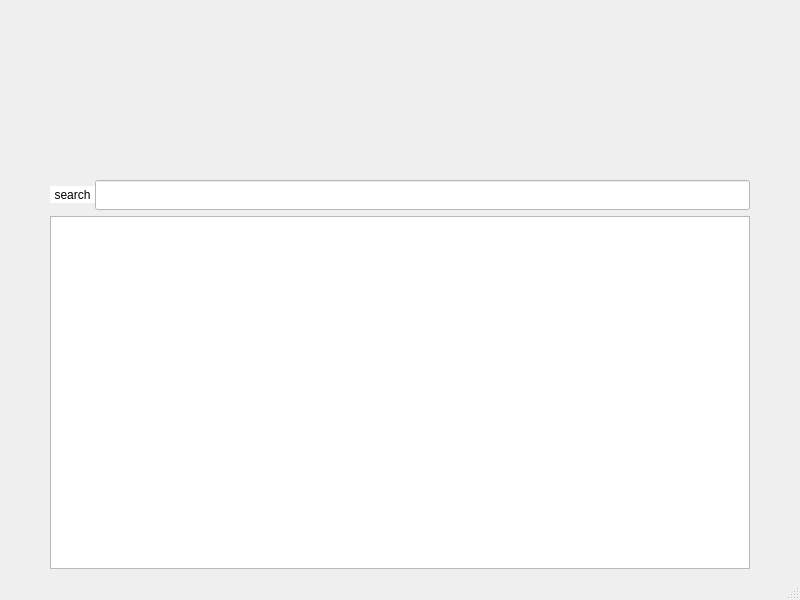
aznszn/searchoverflow, file GUI/searchwindow.ui: the form before one commit.
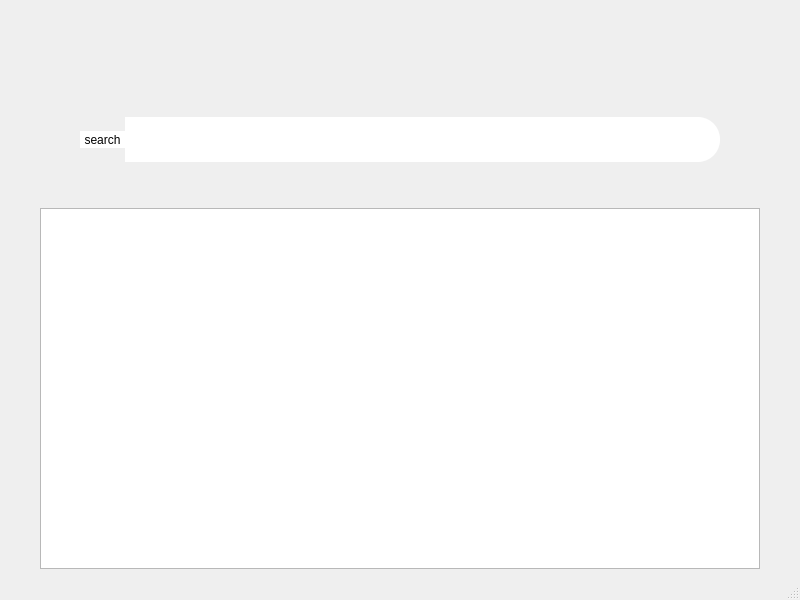
The form after the commit.

Commit message: search optimization + prettier gui

What changed in the file:
```diff
--- a/GUI/searchwindow.ui
+++ b/GUI/searchwindow.ui
@@ -16,19 +16,35 @@
   <widget class="QWidget" name="centralwidget">
    <layout class="QGridLayout" name="gridLayout">
     <property name="leftMargin">
-     <number>50</number>
+     <number>40</number>
     </property>
     <property name="rightMargin">
-     <number>50</number>
+     <number>40</number>
     </property>
-    <item row="1" column="0">
+    <item row="0" column="0">
      <layout class="QVBoxLayout" name="verticalLayout">
-      <item alignment="Qt::AlignHCenter|Qt::AlignTop">
+      <item>
+       <spacer name="verticalSpacer">
+        <property name="orientation">
+         <enum>Qt::Vertical</enum>
+        </property>
+        <property name="sizeType">
+         <enum>QSizePolicy::Minimum</enum>
+        </property>
+        <property name="sizeHint" stdset="0">
+         <size>
+          <width>20</width>
+          <height>40</height>
+         </size>
+        </property>
+       </spacer>
+      </item>
+      <item alignment="Qt::AlignHCenter">
        <widget class="QLabel" name="logo">
         <property name="minimumSize">
          <size>
-          <width>640</width>
-          <height>125</height>
+          <width>320</width>
+          <height>62</height>
          </size>
         </property>
         <property name="text">
@@ -37,6 +53,24 @@
        </widget>
       </item>
       <item>
+       <layout class="QHBoxLayout" name="horizontalLayout_2">
+        <item>
+         <spacer name="horizontalSpacer">
+          <property name="orientation">
+           <enum>Qt::Horizontal</enum>
+          </property>
+          <property name="sizeType">
+           <enum>QSizePolicy::Minimum</enum>
+          </property>
+          <property name="sizeHint" stdset="0">
+           <size>
+            <width>40</width>
+            <height>20</height>
+           </size>
+          </property>
+         </spacer>
+        </item>
+        <item>
        <layout class="QHBoxLayout" name="horizontalLayout">
         <property name="spacing">
          <number>0</number>
@@ -46,7 +80,11 @@
           <property name="styleSheet">
            <string notr="true">background-color: rgb(255, 255, 255);
 background-color: rgb(255, 255, 255);
-border : none;</string>
+border : none;
+border-top-left-radius: 22px;
+border-top-right-radius: 0px;
+border-bottom-left-radius: 22px;
+border-bottom-right-radius: 0px;</string>
           </property>
           <property name="text">
            <string>search</string>
@@ -64,36 +102,66 @@
           <property name="minimumSize">
            <size>
             <width>0</width>
-            <height>30</height>
+              <height>45</height>
            </size>
           </property>
           <property name="styleSheet">
-           <string notr="true">background-color: rgb(255, 255, 255);</string>
+             <string notr="true">background-color: rgb(255, 255, 255);
+font: 18pt &quot;Segoe UI&quot;;
+border-top-left-radius: 0px;
+border-top-right-radius: 22px;
+border-bottom-left-radius: 0px;
+border-bottom-right-radius: 22px;</string>
           </property>
          </widget>
         </item>
        </layout>
       </item>
       <item>
-       <widget class="QListView" name="resultsList"/>
-      </item>
-     </layout>
-    </item>
-    <item row="0" column="0">
-     <spacer name="verticalSpacer">
+         <spacer name="horizontalSpacer_2">
       <property name="orientation">
-       <enum>Qt::Vertical</enum>
+           <enum>Qt::Horizontal</enum>
       </property>
       <property name="sizeType">
        <enum>QSizePolicy::Minimum</enum>
       </property>
       <property name="sizeHint" stdset="0">
        <size>
+            <width>40</width>
+            <height>20</height>
+           </size>
+          </property>
+         </spacer>
+        </item>
+       </layout>
+      </item>
+      <item>
+       <spacer name="verticalSpacer_2">
+        <property name="orientation">
+         <enum>Qt::Vertical</enum>
+        </property>
+        <property name="sizeHint" stdset="0">
+         <size>
         <width>20</width>
         <height>40</height>
        </size>
       </property>
      </spacer>
+      </item>
+      <item>
+       <widget class="QListView" name="resultsList">
+        <property name="sizePolicy">
+         <sizepolicy hsizetype="Expanding" vsizetype="Expanding">
+          <horstretch>0</horstretch>
+          <verstretch>1</verstretch>
+         </sizepolicy>
+        </property>
+        <property name="styleSheet">
+         <string notr="true"/>
+        </property>
+       </widget>
+      </item>
+     </layout>
     </item>
    </layout>
   </widget>
```
Left out of the diff: 8 changed lines with no effect on the pictures. Lines whose indentation alone changed are shown as unchanged. The commit also changes 6 other files.
